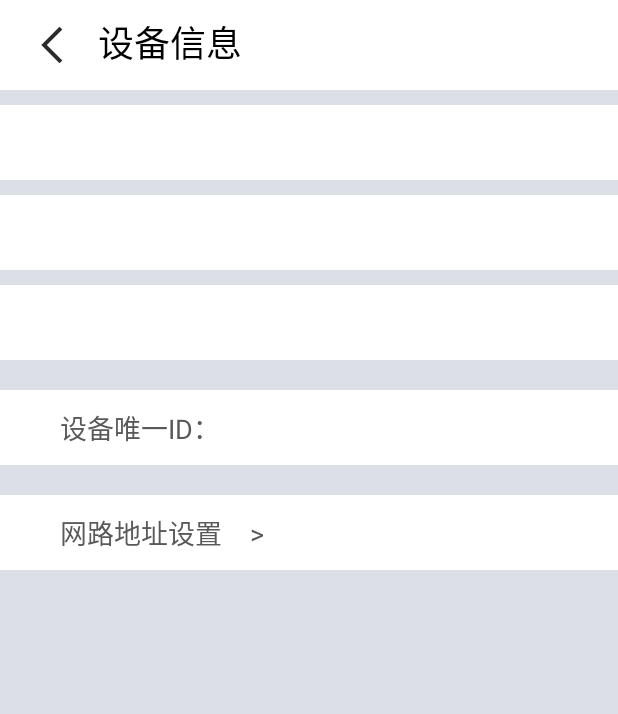
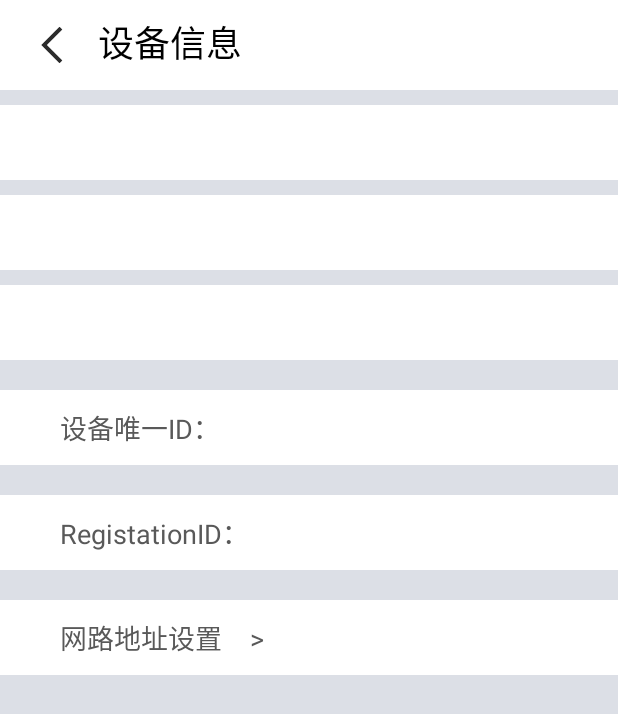
Before and after one commit to lyx0206331/papasign, an Android app: the layout activity_device_info.xml on its own in the app's theme, with its tools: preview values and no code run, on a phone screen of 412 x 824 dp. Shown: the top 714 px of the screen. Run offline under Robolectric (Android 15) with nearby library versions, the phone set to English and light mode, and no system bars.

Commit message:
update some parameters ,such as registationID

```diff
--- a/app/src/main/java/com/papa/signature/MyApplication.java
+++ b/app/src/main/java/com/papa/signature/MyApplication.java
@@ -28,10 +28,10 @@ public class MyApplication extends Application {
     public void onCreate() {
         super.onCreate();
         instance = this;
-        JPushInterface.setDebugMode(true);    // 设置开启日志,发布时请关闭日志
+        JPushInterface.setDebugMode(BuildConfig.DEBUG);    // 设置开启日志,发布时请关闭日志
         JPushInterface.init(this); // 初始化 JPush
         //是否开启日志打印
-        KLog.init(true);
+        KLog.init(BuildConfig.DEBUG);
         //配置全局异常崩溃操作
         CaocConfig.Builder.create()
                 .backgroundMode(CaocConfig.BACKGROUND_MODE_SILENT) //背景模式,开启沉浸式
--- a/app/src/main/java/com/papa/signature/receiver/MyReceiver.java
+++ b/app/src/main/java/com/papa/signature/receiver/MyReceiver.java
@@ -5,12 +5,12 @@ import android.content.Context;
 import android.content.Intent;
 import android.os.Bundle;
 import android.text.TextUtils;
-import android.util.Log;
 
 import androidx.localbroadcastmanager.content.LocalBroadcastManager;
 
 import com.papa.signature.AdvertisingActivity;
 import com.papa.signature.utils.ExampleUtil;
+import com.papa.signature.utils.SpUtil;
 
 import org.json.JSONException;
 import org.json.JSONObject;
@@ -39,6 +39,7 @@ public class MyReceiver extends BroadcastReceiver {
 			if (JPushInterface.ACTION_REGISTRATION_ID.equals(intent.getAction())) {
 				String regId = bundle.getString(JPushInterface.EXTRA_REGISTRATION_ID);
 				Logger.d(TAG, "[MyReceiver] 接收Registration Id : " + regId);
+				SpUtil.getInstance().saveRegistrationID(regId);
 				//send the Registration Id to your server...
 
 			} else if (JPushInterface.ACTION_MESSAGE_RECEIVED.equals(intent.getAction())) {
--- a/app/src/main/res/layout/activity_device_info.xml
+++ b/app/src/main/res/layout/activity_device_info.xml
@@ -87,6 +87,18 @@
             android:textSize="18sp" />
 
         <TextView
+            android:id="@+id/tvRegistationID"
+            android:layout_width="match_parent"
+            android:layout_height="50dp"
+            android:layout_marginTop="20dp"
+            android:background="#ffffff"
+            android:gravity="center_vertical"
+            android:paddingLeft="40dp"
+            android:text="RegistationID："
+            android:textColor="#595959"
+            android:textSize="18sp" />
+
+        <TextView
             android:id="@+id/setIP"
             android:layout_width="match_parent"
             android:layout_height="50dp"
```
Also changed, not shown: app/build.gradle (+7 -4 lines), app/src/main/java/com/papa/signature/utils/SpUtil.java (+11 -0 lines), app/src/main/java/com/papa/signature/view/ui/DeviceInfoActivity.java (+18 -4 lines).
